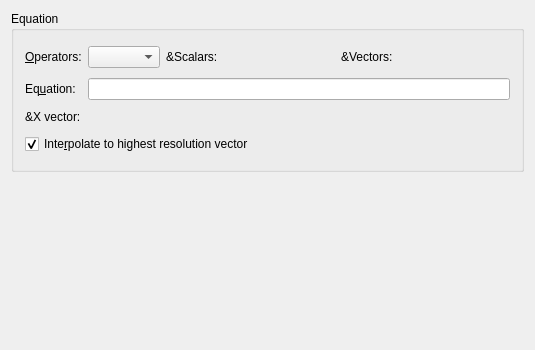
Qt form src/libkstapp/equationtab.ui (Kst-plot/kst) before a commit.
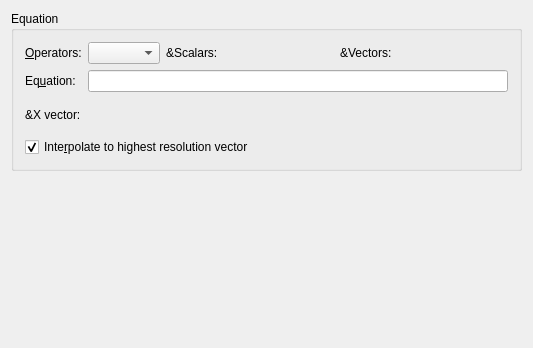
The same form after that commit. Custom widgets are drawn as their Qt base class.

```diff
--- a/src/libkstapp/equationtab.ui
+++ b/src/libkstapp/equationtab.ui
@@ -6,8 +6,8 @@
    <rect>
     <x>0</x>
     <y>0</y>
-    <width>535</width>
-    <height>350</height>
+    <width>533</width>
+    <height>348</height>
    </rect>
   </property>
   <layout class="QGridLayout" name="gridLayout">
@@ -128,12 +128,6 @@
         <property name="enabled">
          <bool>true</bool>
         </property>
-        <property name="sizePolicy">
-         <sizepolicy hsizetype="Preferred" vsizetype="Fixed">
-          <horstretch>0</horstretch>
-          <verstretch>0</verstretch>
-         </sizepolicy>
-        </property>
        </widget>
       </item>
       <item row="3" column="0" colspan="4">
```
